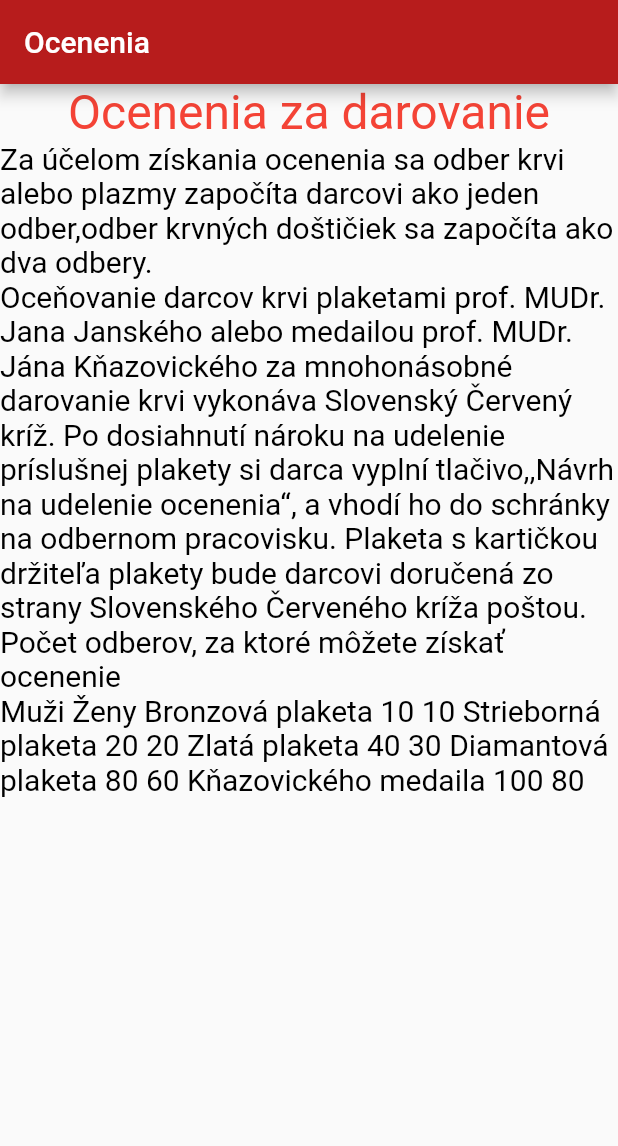
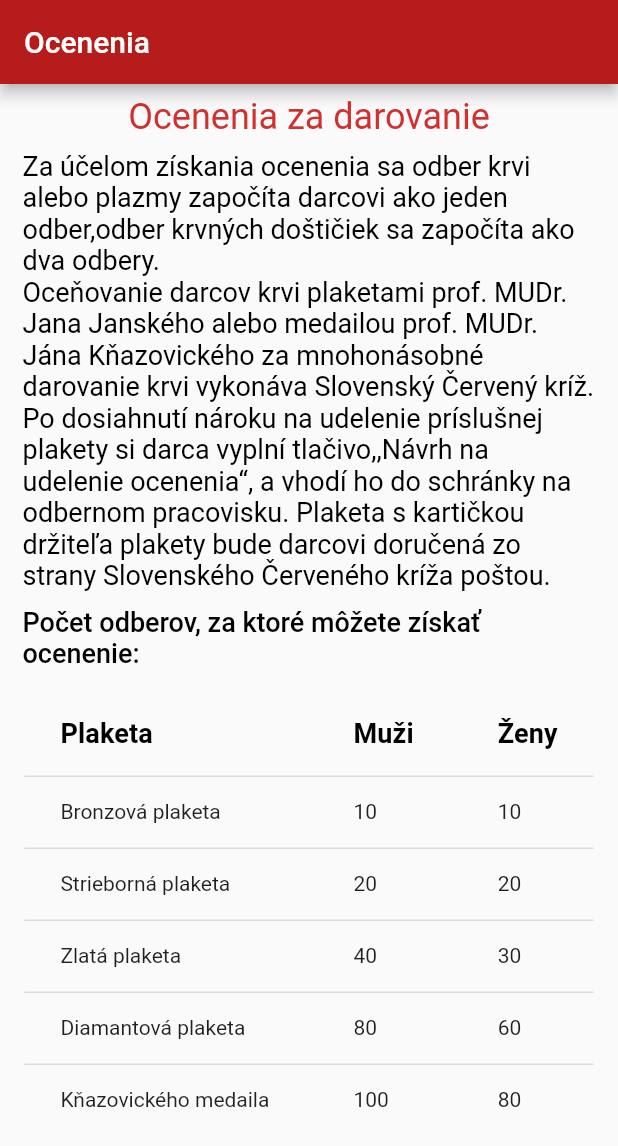
Before and after one commit to MatejTomko/RPJ, a Flutter app: the oceneniaPage screen opened directly, on a phone screen of 412 x 824 dp. Shown: the top 1146 px of the screen. Run offline on Flutter 3.47's test engine with Material 2 defaults, Android fonts, the phone set to English and light mode, and no system bars; our stand-ins replace cloud_firestore, firebase_core, sliding_up_panel; missing offline and left inert: dart:ffi; accounts and stored records are empty.

Commit message:
upravene texty + tabulka oceneni

```diff
--- a/lib/Navstevnik/Informacie/oceneniaPage.dart
+++ b/lib/Navstevnik/Informacie/oceneniaPage.dart
@@ -24,7 +24,7 @@ class _oceneniaPageState extends State<oceneniaPage> {
   Widget build(BuildContext context) {
     return Scaffold(
       appBar: AppBar(
-        title: Text("Ocenenia"),
+        title: const Text("Ocenenia"),
         backgroundColor: Colors.red[900],
       ),
 
@@ -33,51 +33,96 @@ class _oceneniaPageState extends State<oceneniaPage> {
         Container(
         child: Column(
           children: [
-            Align(
-              alignment: Alignment.topLeft,
+              Padding(
+                padding: const EdgeInsets.fromLTRB(15.0,0,15,0),
                 child: Column(
                   children: [
-                  Text(
+                    const Padding(
+                      padding: EdgeInsets.all(8.0),
+                      child: Text(
                         "Ocenenia za darovanie",
-                    style: const TextStyle(
-                      color: Colors.red,
-                      fontSize: 32,
+                        style: TextStyle(
+                          color: Color.fromRGBO(211, 47, 47, 1),
+                          fontSize: 24,
                         ),
                       ),
-                  Text(
+                    ),
+                    const Text(
                       "Za účelom získania ocenenia sa odber krvi alebo plazmy započíta darcovi ako jeden odber,"
                           "odber krvných doštičiek sa započíta ako dva odbery.",
-                    style: const TextStyle(
+                      textAlign: TextAlign.left,
+                      style: TextStyle(
                         color: Colors.black,
-                      fontSize: 20,
+                        fontSize: 18,
                       ),
                     ),
                     const Text(
                       "Oceňovanie darcov krvi plaketami prof. MUDr. Jana Janského alebo medailou prof. MUDr. Jána Kňazovického za mnohonásobné darovanie krvi vykonáva Slovenský Červený kríž. "
                           "Po dosiahnutí nároku na udelenie príslušnej plakety si darca vyplní tlačivo,,Návrh na udelenie ocenenia“, a vhodí ho do schránky na odbernom pracovisku. "
                           "Plaketa s kartičkou držiteľa plakety bude darcovi doručená zo strany Slovenského Červeného kríža poštou.",
+                      textAlign: TextAlign.left,
                       style: TextStyle(
                         color: Colors.black,
-                      fontSize: 20,
+                        fontSize: 18,
                       ),
                     ),
-                  Text(
-                    "Počet odberov, za ktoré môžete získať ocenenie",
-                    style: const TextStyle(
+                    SizedBox(height: 10),
+                    const Text("Počet odberov, za ktoré môžete získať ocenenie: ",
+                      textAlign: TextAlign.left,
+                      style: TextStyle(
                         color: Colors.black,
-                      fontSize: 20,
+                        fontSize: 18,
+                        fontWeight: FontWeight.w500,
                       ),
                     ),
-                  Text(
-                    "Muži Ženy Bronzová plaketa 10 10 Strieborná plaketa 20 20 Zlatá plaketa 40 30 Diamantová plaketa 80 60 Kňazovického medaila 100 80",
-                    style: const TextStyle(
-                      color: Colors.black,
-                      fontSize: 20,
-                    ),
+                    const SizedBox(height: 15),
+                    DataTable(
+                      columns: const [
+                        DataColumn(label: Text(
+                            'Plaketa',
+                            style: TextStyle(fontSize: 18, fontWeight: FontWeight.bold)
+                        )),
+                        DataColumn(label: Text(
+                            'Muži',
+                            style: TextStyle(fontSize: 18, fontWeight: FontWeight.bold)
+                        )),
+                        DataColumn(label: Text(
+                            'Ženy',
+                            style: TextStyle(fontSize: 18, fontWeight: FontWeight.bold)
+                        )),
+                      ],
+                      rows: const [
+                        DataRow(cells: [
+                          DataCell(Text('Bronzová plaketa')),
+                          DataCell(Text('10')),
+                          DataCell(Text('10')),
+                        ]),
+                        DataRow(cells: [
+                          DataCell(Text('Strieborná plaketa')),
+                          DataCell(Text('20')),
+                          DataCell(Text('20')),
+                        ]),
+                        DataRow(cells: [
+                          DataCell(Text('Zlatá plaketa')),
+                          DataCell(Text('40')),
+                          DataCell(Text('30')),
+                        ]),
+                        DataRow(cells: [
+                          DataCell(Text('Diamantová plaketa')),
+                          DataCell(Text('80')),
+                          DataCell(Text('60')),
+                        ]),
+                        DataRow(cells: [
+                          DataCell(Text('Kňazovického medaila')),
+                          DataCell(Text('100')),
+                          DataCell(Text('80')),
+                        ]),
+                      ],
                     ),
                   ],
                 ),
-            )
+              ),
+
           ],
         ),
       ),
```
Also changed, not shown: lib/Navstevnik/Informacie/benefityPageDetailKompenzacie.dart (+34 -9 lines), lib/Navstevnik/Informacie/benefityPageDetailVyhody.dart (+54 -25 lines), lib/Navstevnik/Informacie/napisteNamPage.dart (+15 -1 lines). Lines whose indentation alone changed are shown as unchanged.
